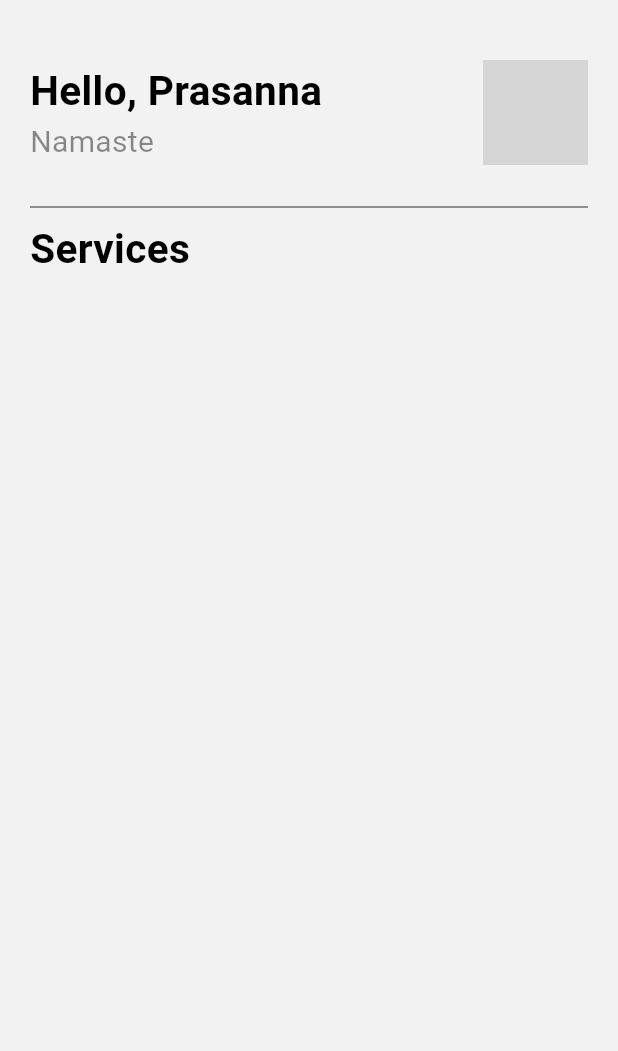
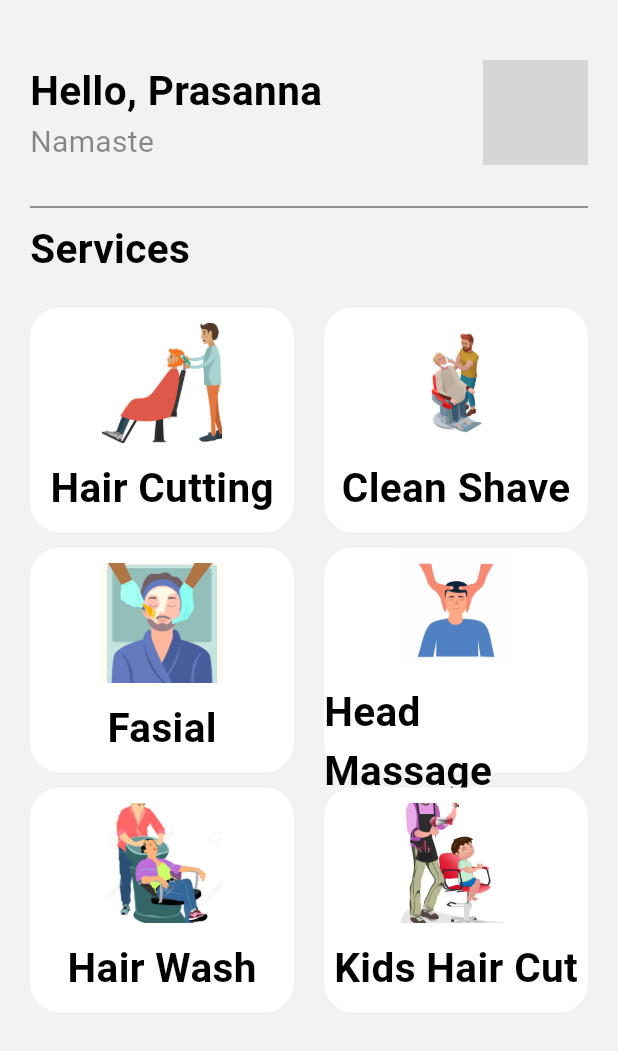
Before and after one commit to prasanna1415/Barbre_app, a Flutter app: the Home screen opened directly, on a phone screen of 412 x 824 dp. Shown: the top 1051 px of the screen. Run offline on Flutter 3.47's test engine with Material 3 defaults, Android fonts, the phone set to English and light mode, and no system bars; grey boxes are pictures that could not be loaded.

Commit message:
small changes

```diff
--- a/lib/main.dart
+++ b/lib/main.dart
@@ -1,3 +1,4 @@
+import 'package:barber_app/pages/booking.dart';
 import 'package:barber_app/pages/home.dart';
 import 'package:barber_app/pages/landing.dart';
 import 'package:flutter/material.dart';
@@ -34,7 +35,7 @@ class MyApp extends StatelessWidget {
         colorScheme: ColorScheme.fromSeed(seedColor: Colors.deepPurple),
         useMaterial3: true,
       ),
-      home: Home(),
+      home: Booking(),
     );
   }
 }
--- a/lib/pages/home.dart
+++ b/lib/pages/home.dart
@@ -43,8 +43,136 @@ List catogeries = [
           ),
           SizedBox(height: 20.0),
             Divider(color: Colors.black54,),
-             Text("Services",style: AppWidget.boldStyle(),),
-           SizedBox(height: 20.0,)
+             Text("Services",style: AppWidget.boldStyle(),
+             ),
+            SizedBox(height: 20.0,),
+
+           Row(
+             children: [
+               Flexible(
+                fit: FlexFit.tight,
+                 child: Container(
+                  height: 150,
+                  decoration:  BoxDecoration(color:Colors.white,
+                  borderRadius: BorderRadius.circular(20),
+                   ),
+                  child: Column(
+                    mainAxisAlignment: MainAxisAlignment.center,
+                    children: [
+                      Image.asset("images/haircut.jpg",height: 80,width: 80,fit: BoxFit.cover,),
+                      SizedBox(height: 10,),
+                      Text("Hair Cutting",style: AppWidget.boldStyle(),
+                   ),
+                    ],
+                  ),
+                 ),
+               ),
+                SizedBox(width: 20,),
+               Flexible(
+                fit: FlexFit.tight,
+                 child: Container(
+                  height: 150,
+                  decoration:  BoxDecoration(color:Colors.white,
+                  borderRadius: BorderRadius.circular(20) ),
+                  child: Column(
+                    mainAxisAlignment: MainAxisAlignment.center,
+                    children: [
+                      Image.asset("images/clean.jpg",height: 80,width: 80,fit: BoxFit.cover,),
+                      SizedBox(height: 10,),
+                      Text("Clean Shave",style: AppWidget.boldStyle(),
+                   ),
+                    ],
+                  ),
+                 ),
+               ),
+             ],
+           ),
+           SizedBox(height: 10,),
+           Row(
+             children: [
+               Flexible(
+                fit: FlexFit.tight,
+                 child: Container(
+                  height: 150,
+                  decoration:  BoxDecoration(color:Colors.white,
+                  borderRadius: BorderRadius.circular(20), ),
+                  child: Column(
+                    mainAxisAlignment: MainAxisAlignment.center,
+                    children: [
+                      Image.asset("images/fasial.jpg",height: 80,width: 80,fit: BoxFit.cover,),
+                      SizedBox(height: 10,),
+                      Text("Fasial",style: AppWidget.boldStyle(),
+                   ),
+                    ],
+                  ),
+                 ),
+               ),
+                SizedBox(width: 20,),
+               Flexible(
+                fit: FlexFit.tight,
+                 child: Container(
+                  height: 150,
+                  decoration:  BoxDecoration(color:Colors.white,
+                  borderRadius: BorderRadius.circular(20) ),
+                  child: Column(
+                    mainAxisAlignment: MainAxisAlignment.center,
+                    children: [
+                      Image.asset("images/massages.jpg",height: 80,width: 80,fit: BoxFit.cover,),
+                      SizedBox(height: 10,),
+                      Text("Head Massage",style: AppWidget.boldStyle(),
+                   ),
+                    ],
+                  ),
+                 ),
+               ),
+
+
+             ],
+           ),
+
+            SizedBox(height: 10,),
+
+           Row(
+             children: [
+               Flexible(
+                fit: FlexFit.tight,
+                 child: Container(
+                  height: 150,
+                  decoration:  BoxDecoration(color:Colors.white,
+                  borderRadius: BorderRadius.circular(20) ),
+                  child: Column(
+                    mainAxisAlignment: MainAxisAlignment.center,
+                    children: [
+                      Image.asset("images/hairwash.jpg",height: 80,width: 80,fit: BoxFit.cover,),
+                      SizedBox(height: 10,),
+                      Text("Hair Wash",style: AppWidget.boldStyle(),
+                   ),
+                    ],
+                  ),
+                 ),
+               ),
+                SizedBox(width: 20,),
+               Flexible(
+                fit: FlexFit.tight,
+                 child: Container(
+                  height: 150,
+                  decoration:  BoxDecoration(color:Colors.white ,
+                  borderRadius:BorderRadius.circular(20) ),
+                  child: Column(
+                    mainAxisAlignment: MainAxisAlignment.center,
+                    children: [
+                      Image.asset("images/kids.jpg",height: 80,width: 80,fit: BoxFit.cover,),
+                      SizedBox(height: 10,),
+                      Text("Kids Hair Cut",style: AppWidget.boldStyle(),
+                   ),
+                    ],
+                  ),
+                 ),
+               ),
+
+
+             ],
+           )
         ],
         ),
       ),
```
